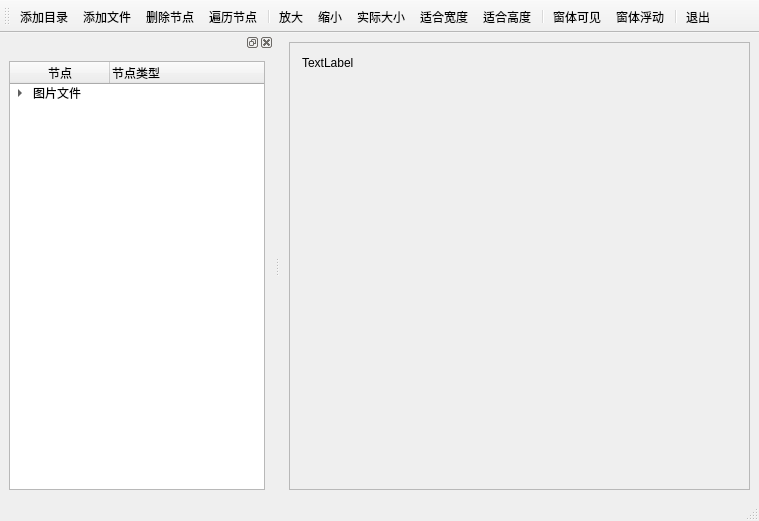
Before: the Qt Designer form samp4_8/mainwindow.ui in Giousa/qt_course, drawn with Qt 5.
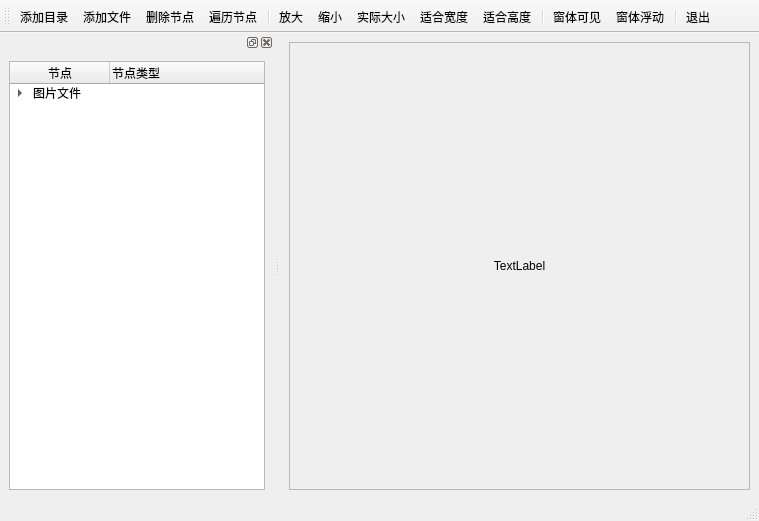
After: the same form once the commit is applied. Icons and pictures are not drawn.

The edit to the form file:
```diff
--- a/samp4_8/mainwindow.ui
+++ b/samp4_8/mainwindow.ui
@@ -29,19 +29,21 @@
          <height>386</height>
         </rect>
        </property>
+       <layout class="QHBoxLayout" name="horizontalLayout_2">
+        <item>
        <widget class="QLabel" name="labPicture">
-        <property name="geometry">
-         <rect>
-          <x>12</x>
-          <y>12</y>
-          <width>58</width>
-          <height>16</height>
-         </rect>
-        </property>
         <property name="text">
          <string>TextLabel</string>
         </property>
-       </widget>
+          <property name="scaledContents">
+           <bool>false</bool>
+          </property>
+          <property name="alignment">
+           <set>Qt::AlignCenter</set>
+          </property>
+         </widget>
+        </item>
+       </layout>
       </widget>
      </widget>
     </item>
```
Left out of the diff: 21 changed lines with no effect on the pictures. Lines whose indentation alone changed are shown as unchanged.
